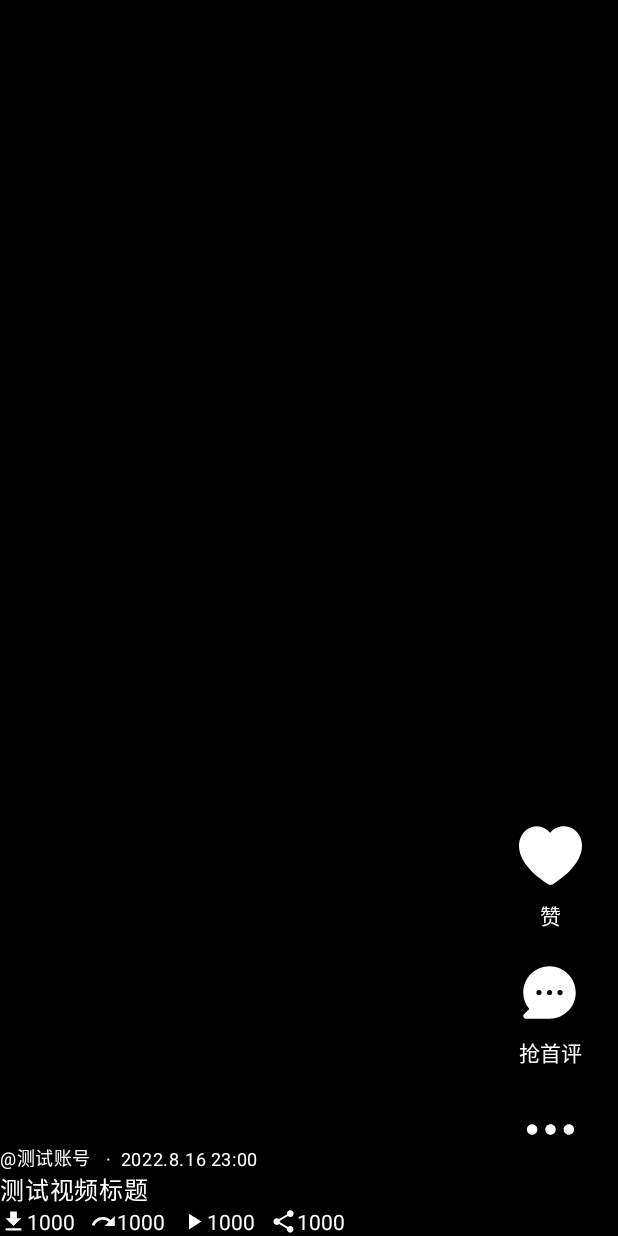
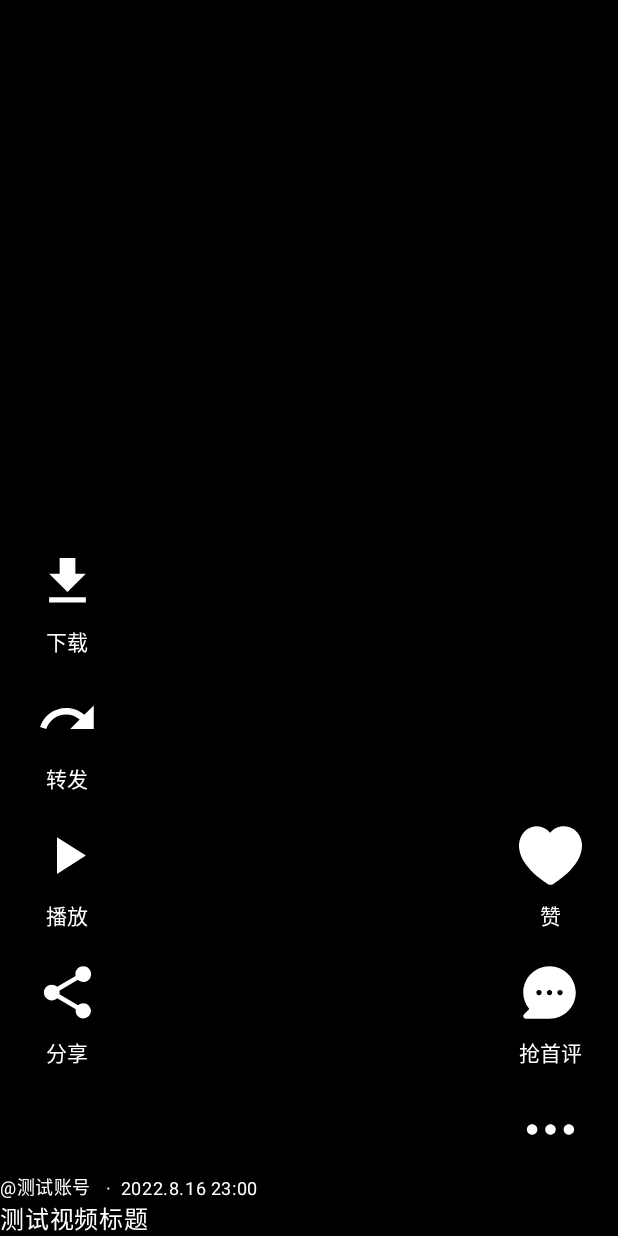
Before and after one commit to lukelmouse-github/Tiktlin, an Android app: the layout fragment_video_detail.xml on its own in the app's theme, with its tools: preview values and no code run, on a phone screen of 412 x 824 dp. Run offline under Robolectric (Android 15) with nearby library versions, the phone set to English and light mode, and no system bars; plain views replace StyledPlayerView.

Commit message:
Change some styles

```diff
--- a/app/src/main/res/drawable/baseline_download_18.xml
+++ b/app/src/main/res/drawable/download.xml
@@ -1,6 +1,6 @@
 <vector xmlns:android="http://schemas.android.com/apk/res/android"
-    android:width="18dp"
-    android:height="18dp"
+    android:width="24dp"
+    android:height="24dp"
     android:tint="#FFFFFF"
     android:viewportWidth="24"
     android:viewportHeight="24">
--- a/app/src/main/res/drawable/ic_baseline_redo_18.xml
+++ b/app/src/main/res/drawable/forward.xml
@@ -1,6 +1,6 @@
 <vector xmlns:android="http://schemas.android.com/apk/res/android"
-    android:width="18dp"
-    android:height="18dp"
+    android:width="24dp"
+    android:height="24dp"
     android:autoMirrored="true"
     android:tint="#FFFFFF"
     android:viewportWidth="24"
--- a/app/src/main/res/drawable/baseline_play_arrow_18.xml
+++ b/app/src/main/res/drawable/play.xml
@@ -1,6 +1,6 @@
 <vector xmlns:android="http://schemas.android.com/apk/res/android"
-    android:width="18dp"
-    android:height="18dp"
+    android:width="24dp"
+    android:height="24dp"
     android:tint="#FFFFFF"
     android:viewportWidth="24"
     android:viewportHeight="24">
--- a/app/src/main/res/drawable/baseline_share_18.xml
+++ b/app/src/main/res/drawable/share.xml
@@ -1,6 +1,6 @@
 <vector xmlns:android="http://schemas.android.com/apk/res/android"
-    android:width="18dp"
-    android:height="18dp"
+    android:width="24dp"
+    android:height="24dp"
     android:tint="#FFFFFF"
     android:viewportWidth="24"
     android:viewportHeight="24">
--- a/app/src/main/res/layout/fragment_video_detail.xml
+++ b/app/src/main/res/layout/fragment_video_detail.xml
@@ -51,6 +51,66 @@
                 app:layout_constraintLeft_toLeftOf="parent"
                 tools:text="\@测试账号" />
 
+            <com.google.android.material.button.MaterialButton
+                android:id="@+id/download"
+                android:layout_width="wrap_content"
+                android:layout_height="wrap_content"
+                android:background="@android:color/transparent"
+                android:gravity="center_horizontal"
+                android:text="@{viewModel.viewData.downloads}"
+                android:textColor="@android:color/white"
+                app:icon="@drawable/download"
+                app:iconGravity="top"
+                app:iconSize="@dimen/video_right_button_size"
+                app:layout_constraintBottom_toTopOf="@id/forward"
+                app:layout_constraintStart_toStartOf="parent"
+                tools:text="@string/download" />
+
+            <com.google.android.material.button.MaterialButton
+                android:id="@+id/forward"
+                android:layout_width="wrap_content"
+                android:layout_height="wrap_content"
+                android:background="@android:color/transparent"
+                android:gravity="center_horizontal"
+                android:text="@{viewModel.viewData.forwards}"
+                android:textColor="@android:color/white"
+                app:icon="@drawable/forward"
+                app:iconGravity="top"
+                app:iconSize="@dimen/video_right_button_size"
+                app:layout_constraintBottom_toTopOf="@id/play"
+                app:layout_constraintStart_toStartOf="parent"
+                tools:text="@string/forward" />
+
+            <com.google.android.material.button.MaterialButton
+                android:id="@+id/play"
+                android:layout_width="wrap_content"
+                android:layout_height="wrap_content"
+                android:background="@android:color/transparent"
+                android:gravity="center_horizontal"
+                android:text="@{viewModel.viewData.plays}"
+                android:textColor="@android:color/white"
+                app:icon="@drawable/play"
+                app:iconGravity="top"
+                app:iconSize="@dimen/video_right_button_size"
+                app:layout_constraintBottom_toTopOf="@id/share"
+                app:layout_constraintStart_toStartOf="parent"
+                tools:text="@string/play" />
+
+            <com.google.android.material.button.MaterialButton
+                android:id="@+id/share"
+                android:layout_width="wrap_content"
+                android:layout_height="wrap_content"
+                android:background="@android:color/transparent"
+                android:gravity="center_horizontal"
+                android:text="@{viewModel.viewData.shares}"
+                android:textColor="@android:color/white"
+                app:icon="@drawable/share"
+                app:iconGravity="top"
+                app:iconSize="@dimen/video_right_button_size"
+                app:layout_constraintBottom_toBottomOf="@id/comment"
+                app:layout_constraintStart_toStartOf="parent"
+                tools:text="@string/share" />
+
             <TextView
                 android:layout_width="wrap_content"
                 android:layout_height="wrap_content"
@@ -69,56 +129,9 @@
                 android:text="@{viewModel.viewData.title}"
                 android:textAppearance="?textAppearanceBodyLarge"
                 android:textColor="@android:color/white"
-                app:layout_constraintBottom_toTopOf="@id/downloads"
+                app:layout_constraintBottom_toBottomOf="parent"
                 app:layout_constraintLeft_toLeftOf="parent"
                 tools:text="测试视频标题" />
-
-            <TextView
-                android:id="@+id/downloads"
-                android:layout_width="wrap_content"
-                android:layout_height="wrap_content"
-                android:text="@{viewModel.viewData.downloads}"
-                android:textColor="@android:color/white"
-                app:drawableStartCompat="@drawable/baseline_download_18"
-                app:layout_constraintBottom_toBottomOf="parent"
-                app:layout_constraintStart_toStartOf="parent"
-                tools:text="1000" />
-
-            <TextView
-                android:id="@+id/forwards"
-                android:layout_width="wrap_content"
-                android:layout_height="wrap_content"
-                android:layout_marginStart="10dp"
-                android:text="@{viewModel.viewData.forwards}"
-                android:textColor="@android:color/white"
-                app:drawableStartCompat="@drawable/ic_baseline_redo_18"
-                app:layout_constraintBottom_toBottomOf="@id/downloads"
-                app:layout_constraintStart_toEndOf="@id/downloads"
-                tools:text="1000" />
-
-            <TextView
-                android:id="@+id/plays"
-                android:layout_width="wrap_content"
-                android:layout_height="wrap_content"
-                android:layout_marginStart="10dp"
-                android:text="@{viewModel.viewData.plays}"
-                android:textColor="@android:color/white"
-                app:drawableStartCompat="@drawable/baseline_play_arrow_18"
-                app:layout_constraintBottom_toBottomOf="@id/downloads"
-                app:layout_constraintStart_toEndOf="@id/forwards"
-                tools:text="1000" />
-
-            <TextView
-                android:id="@+id/shares"
-                android:layout_width="wrap_content"
-                android:layout_height="wrap_content"
-                android:layout_marginStart="10dp"
-                android:text="@{viewModel.viewData.shares}"
-                android:textColor="@android:color/white"
-                app:drawableStartCompat="@drawable/baseline_share_18"
-                app:layout_constraintBottom_toBottomOf="@id/downloads"
-                app:layout_constraintStart_toEndOf="@id/plays"
-                tools:text="1000" />
 
             <com.google.android.material.button.MaterialButton
                 android:id="@+id/like"
--- a/app/src/main/res/values/strings.xml
+++ b/app/src/main/res/values/strings.xml
@@ -9,5 +9,9 @@
     <string name="works">作品</string>
     <string name="like">赞</string>
     <string name="first_comment">抢首评</string>
+    <string name="download">下载</string>
+    <string name="forward">转发</string>
+    <string name="play">播放</string>
+    <string name="share">分享</string>
     <string name="no_find_data">数据获取失败</string>
 </resources>
```
